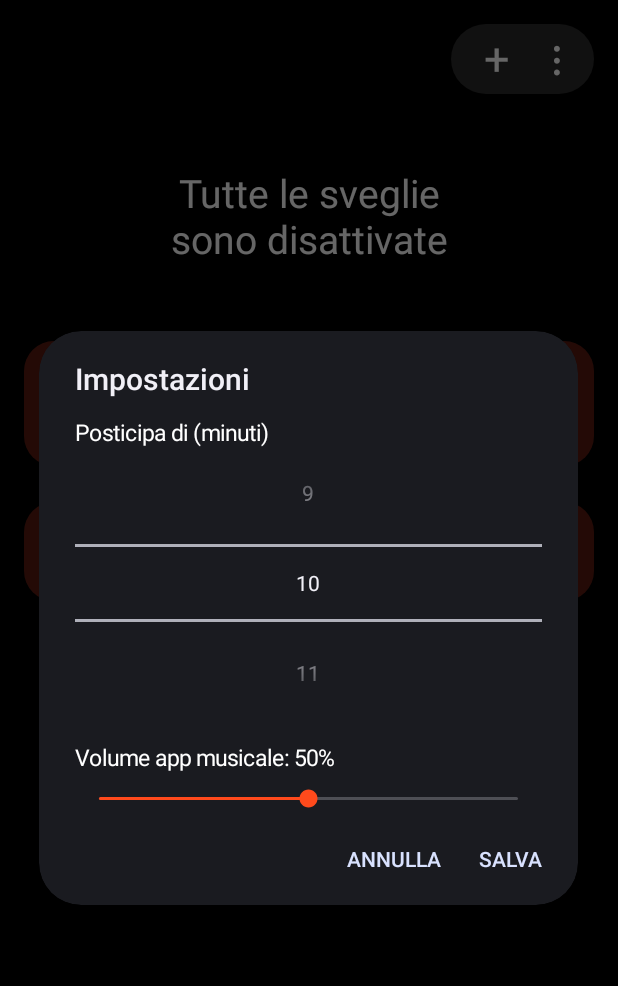
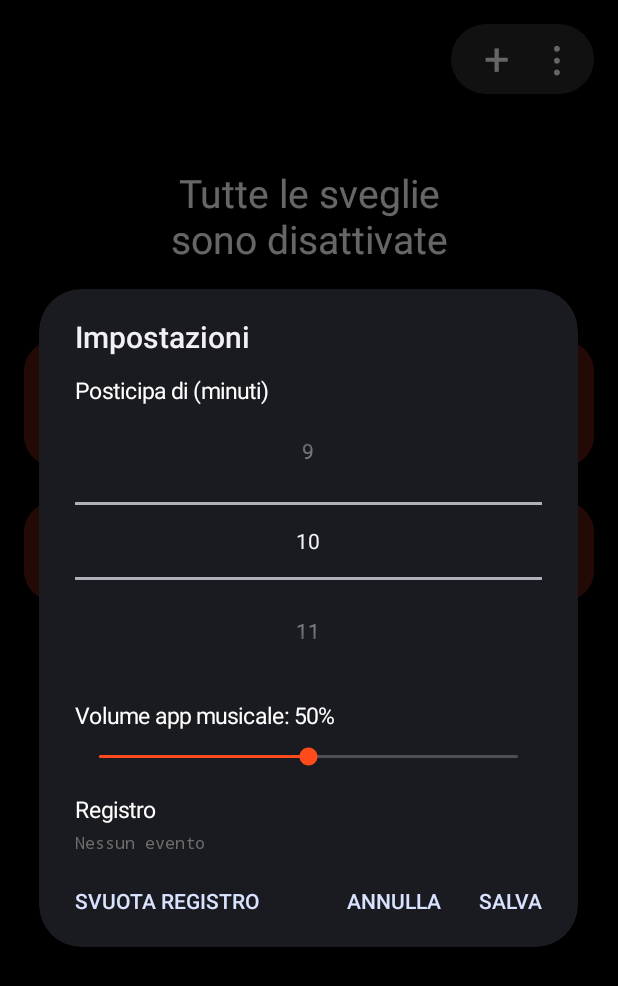
Before and after one commit to thamichele/app-personali, an Android app: the screen it shows after launch (MainActivity), after a tap on an icon or button, on a phone screen of 412 x 824 dp. Shown: the top 986 px of the screen. Run offline under Robolectric (Android 15) with nearby library versions, the phone set to English and light mode, and no system bars.

Commit message:
Sveglia 1.1.0: ricerca anche quando la sessione dell'app non è ancora attiva, registro eventi
Molte app creano la sessione multimediale solo quando suonano: se non c'è,
il tasto Play la attiva e al secondo tentativo la ricerca va alla sessione.
Il registro (Impostazioni) mostra cosa è successo all'ultima sveglia.

Co-Authored-By: Claude Opus 5.5 <noreply@anthropic.com>
Claude-Session: https://claude.ai/code/session_019MYz98VW6nPKyy7hp2mFWL

```diff
--- a/apps/sveglia/app/src/main/java/it/michele/sveglia/MainActivity.java
+++ b/apps/sveglia/app/src/main/java/it/michele/sveglia/MainActivity.java
@@ -248,14 +248,25 @@ public class MainActivity extends Activity {
         });
         box.addView(volume, matchWrap(Ui.dp(this, 8)));
 
+        box.addView(Ui.text(this, "Registro", 15, Ui.TEXT, false), matchWrap(Ui.dp(this, 16)));
+        TextView log = Ui.text(this, store.log().isEmpty() ? "Nessun evento" : store.log(), 11, Ui.OFF, false);
+        log.setTypeface(android.graphics.Typeface.MONOSPACE);
+        log.setTextIsSelectable(true);
+        box.addView(log, matchWrap(Ui.dp(this, 4)));
+        ScrollView scroll = new ScrollView(this);
+        scroll.addView(box);
+
         new AlertDialog.Builder(this)
                 .setTitle("Impostazioni")
-                .setView(box)
+                .setView(scroll)
                 .setPositiveButton("Salva", new DialogInterface.OnClickListener() { @Override public void onClick(DialogInterface d, int w) {
                     store.setSnoozeMinutes(snooze.getValue());
                     store.setMusicVolume(volume.getProgress());
                 }})
                 .setNegativeButton("Annulla", null)
+                .setNeutralButton("Svuota registro", new DialogInterface.OnClickListener() { @Override public void onClick(DialogInterface d, int w) {
+                    store.clearLog();
+                }})
                 .show();
     }
 
--- a/apps/sveglia/app/src/main/java/it/michele/sveglia/RingActivity.java
+++ b/apps/sveglia/app/src/main/java/it/michele/sveglia/RingActivity.java
@@ -72,6 +72,7 @@ public class RingActivity extends Activity {
         } catch (RuntimeException e) {
             return; // niente musica: dopo l'attesa il servizio suona la suoneria di riserva
         }
+        new Store(this).log(Music.launchPlays(this, a) ? "app aperta con la richiesta" : "app aperta");
         RingService.musicLaunched = true;
         RingService.musicStarted(this);
         handler.postDelayed(new Runnable() {
--- a/apps/sveglia/app/src/main/java/it/michele/sveglia/Store.java
+++ b/apps/sveglia/app/src/main/java/it/michele/sveglia/Store.java
@@ -19,6 +19,8 @@ final class Store {
     private static final String KEY_ALARMS = "alarms";
     private static final String KEY_SNOOZE = "snooze_min";
     private static final String KEY_VOLUME = "music_volume";
+    private static final String KEY_LOG = "log";
+    private static final int MAX_LOG_LINES = 40;
 
     private final SharedPreferences sp;
 
@@ -83,4 +85,17 @@ final class Store {
     /** Volume musica in percentuale impostato quando suona la sveglia; 0 = lascia quello attuale. */
     int musicVolume() { return sp.getInt(KEY_VOLUME, 50); }
     void setMusicVolume(int v) { sp.edit().putInt(KEY_VOLUME, Math.max(0, Math.min(v, 100))).apply(); }
+
+    /** Registro di cosa è successo quando la sveglia ha suonato, per capire perché una ricerca non parte. */
+    String log() { return sp.getString(KEY_LOG, ""); }
+
+    synchronized void log(String msg) {
+        String line = new java.text.SimpleDateFormat("dd/MM HH:mm:ss", java.util.Locale.ITALY).format(new java.util.Date()) + "  " + msg;
+        String[] old = log().isEmpty() ? new String[0] : log().split("\n");
+        StringBuilder sb = new StringBuilder(line);
+        for (int i = 0; i < old.length && i < MAX_LOG_LINES - 1; i++) sb.append('\n').append(old[i]);
+        sp.edit().putString(KEY_LOG, sb.toString()).apply();
+    }
+
+    void clearLog() { sp.edit().putString(KEY_LOG, "").apply(); }
 }
```
Also changed, not shown: apps/sveglia/app/src/main/java/it/michele/sveglia/Music.java (+16 -3 lines), apps/sveglia/app/src/main/java/it/michele/sveglia/RingService.java (+16 -16 lines), 1 other file.
